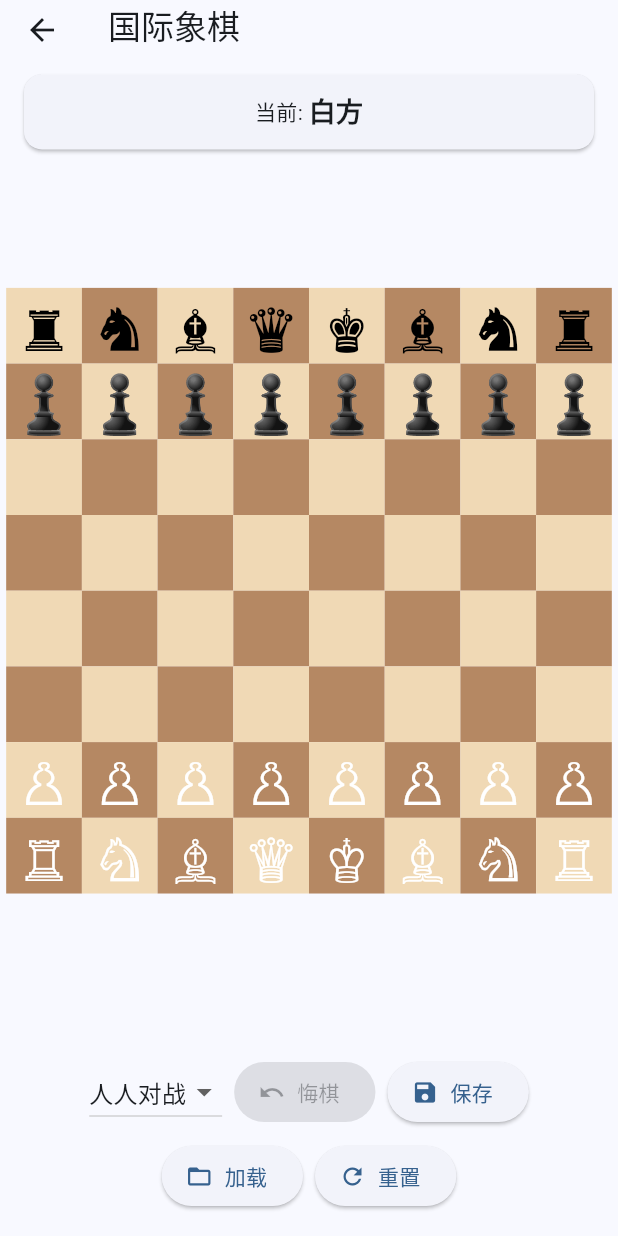
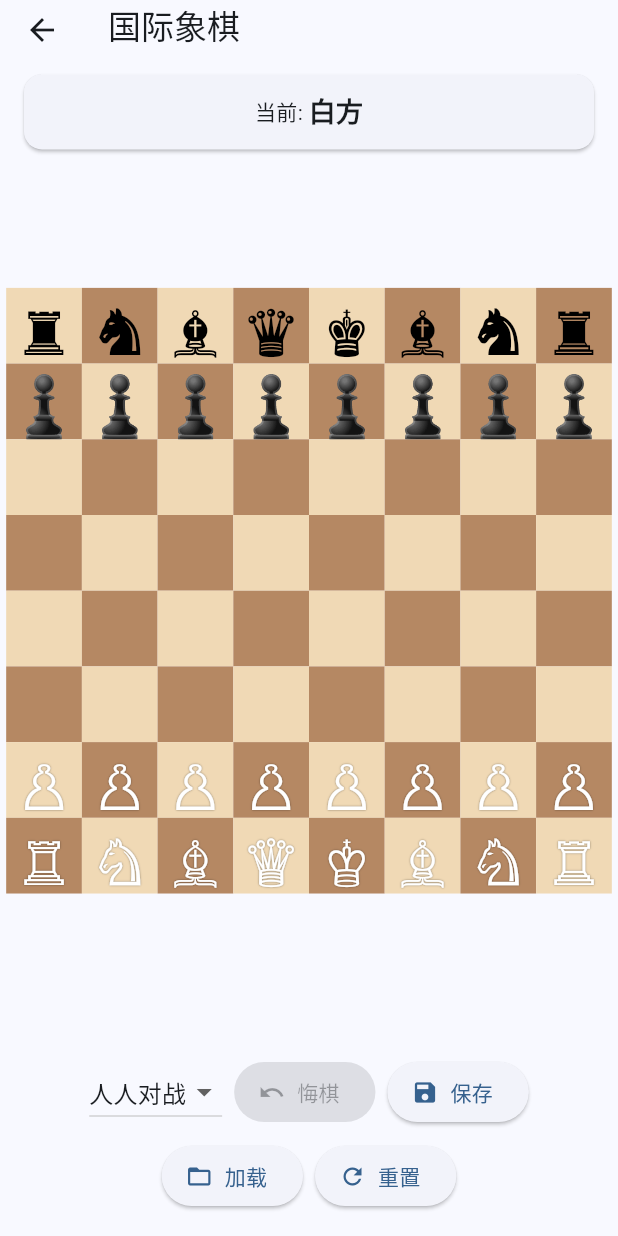
Before and after one commit to neohope/GeminiGameDemo, a Flutter app: the ChessPage screen opened by its route, on a phone screen of 412 x 824 dp. Run offline on Flutter 3.47's test engine with Material 3 defaults, Android fonts, the phone set to English and light mode, and no system bars; our stand-ins replace equatable, flutter_riverpod, go_router, shared_preferences; accounts and stored records are empty.

Commit message:
Improve Chess piece centering and color contrast

```diff
--- a/lib/features/games/chess/presentation/widgets/chess_board_widget.dart
+++ b/lib/features/games/chess/presentation/widgets/chess_board_widget.dart
@@ -81,19 +81,20 @@ class ChessBoardWidget extends StatelessWidget {
         final piece = board.getPiece(r, c);
         if (piece != null) {
           final unicode = _getUnicode(piece.type, piece.color);
+          final isWhite = piece.color == whitePlayer;
           pieces.add(Positioned(
             left: c * cellSize,
             top: r * cellSize,
-            child: SizedBox(
+            child: Container(
               width: cellSize,
               height: cellSize,
-              child: Center(
-                child: Text(
-                  unicode,
-                  style: TextStyle(
-                    fontSize: cellSize * 0.75,
-                    color: piece.color == whitePlayer ? Colors.white : Colors.black,
-                  ),
+              alignment: Alignment.center,
+              child: Text(
+                unicode,
+                style: TextStyle(
+                  fontSize: cellSize * 0.8,
+                  color: isWhite ? Colors.white : Colors.black,
+                  shadows: isWhite ? [Shadow(color: Colors.black.withValues(alpha: 0.5), blurRadius: 1)] : null,
                 ),
               ),
             ),
```
